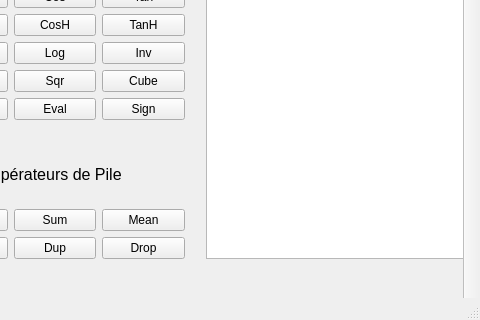
Qt form Calculatrice/mainwindow.ui (JMTozzini/LO21Projet) before a commit; both pictures show x 102 to 582 and y 440 to 760 of the 582 by 760 pixel window.
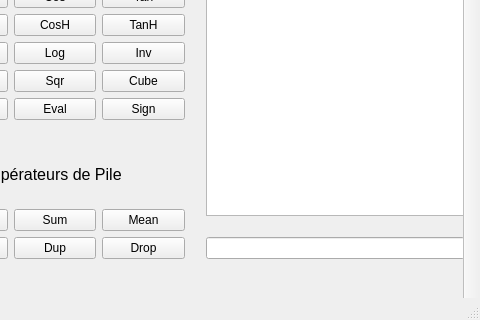
The same form after that commit.

```diff
--- a/Calculatrice/mainwindow.ui
+++ b/Calculatrice/mainwindow.ui
@@ -560,6 +560,29 @@
          </property>
         </widget>
        </item>
+       <item>
+        <spacer name="verticalSpacer_2">
+         <property name="orientation">
+          <enum>Qt::Vertical</enum>
+         </property>
+         <property name="sizeType">
+          <enum>QSizePolicy::Fixed</enum>
+         </property>
+         <property name="sizeHint" stdset="0">
+          <size>
+           <width>20</width>
+           <height>15</height>
+          </size>
+         </property>
+        </spacer>
+       </item>
+       <item>
+        <widget class="QLineEdit" name="champErr">
+         <property name="readOnly">
+          <bool>true</bool>
+         </property>
+        </widget>
+       </item>
       </layout>
      </item>
     </layout>
```
